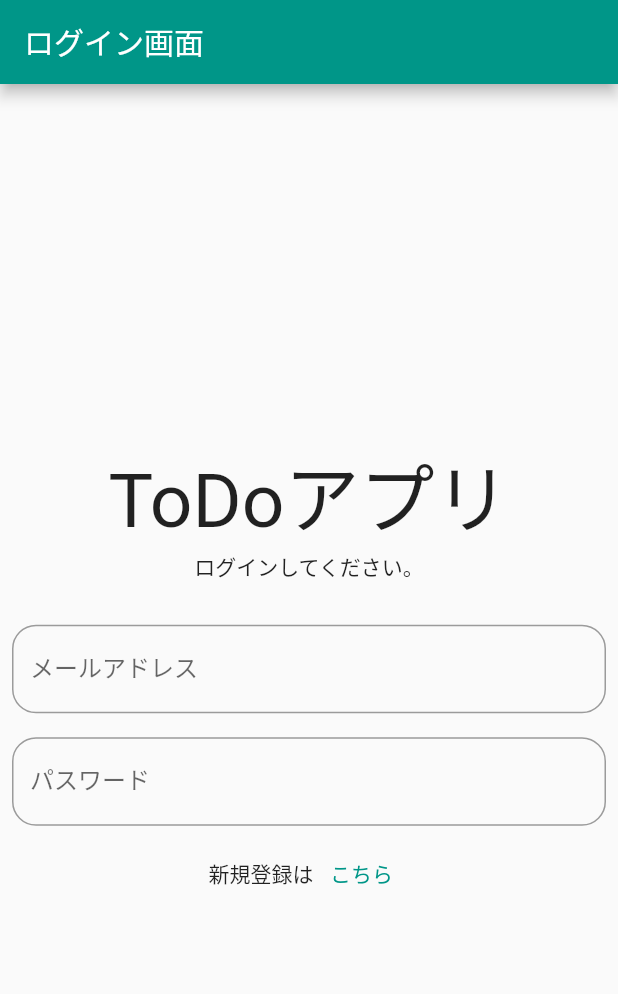
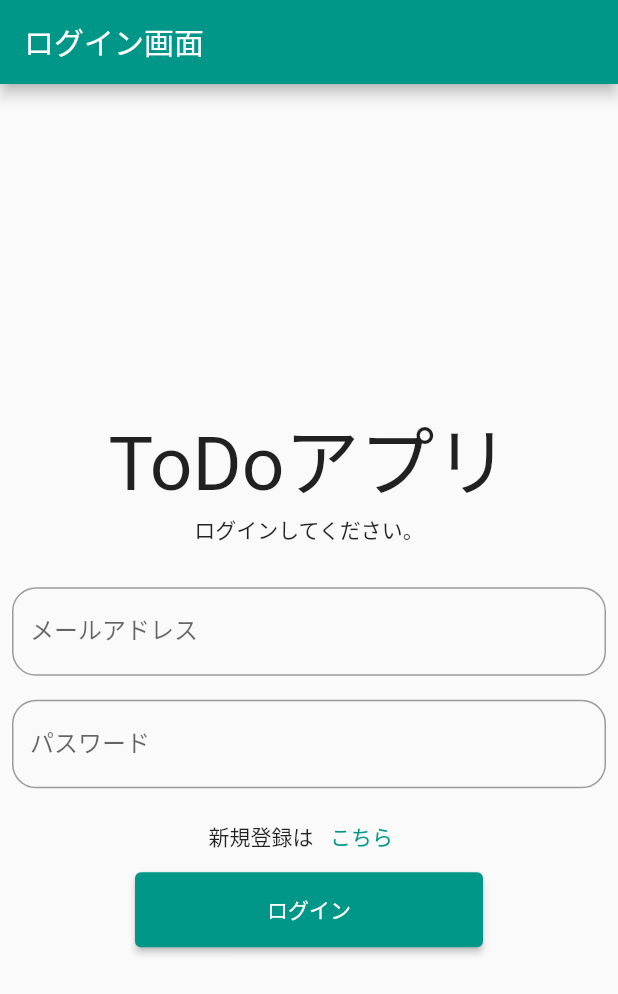
Before and after one commit to sakurakotubaki/Login-Sample, a Flutter app: the screen it shows after launch, on a phone screen of 412 x 824 dp. Shown: the top 994 px of the screen. Run offline on Flutter 3.47's test engine with Material 2 defaults, Android fonts, the phone set to English and light mode, and no system bars.

Commit message:
ボタンを配置した

```diff
--- a/lib/main.dart
+++ b/lib/main.dart
@@ -45,8 +45,14 @@ class MyHomePage extends StatelessWidget {
           CustomTextField(label: "メールアドレス"),
           CustomTextField(label: "パスワード"),
           Row(mainAxisAlignment: MainAxisAlignment.center,
-            children: [Text("新規登録は"), TextButton(onPressed: () {}, child: Text("こちら"),)],
-          )
+            children: [Text("新規登録は"), TextButton(onPressed: () {}, child: Text("こちら"),)]),
+          ElevatedButton(
+              onPressed: (){},
+              child: Container(
+                  width: 200,
+                  height: 50,
+                  alignment: Alignment.center,
+                  child: Text("ログイン", textAlign: TextAlign.center,)))
         ],
       ),
     );
```
